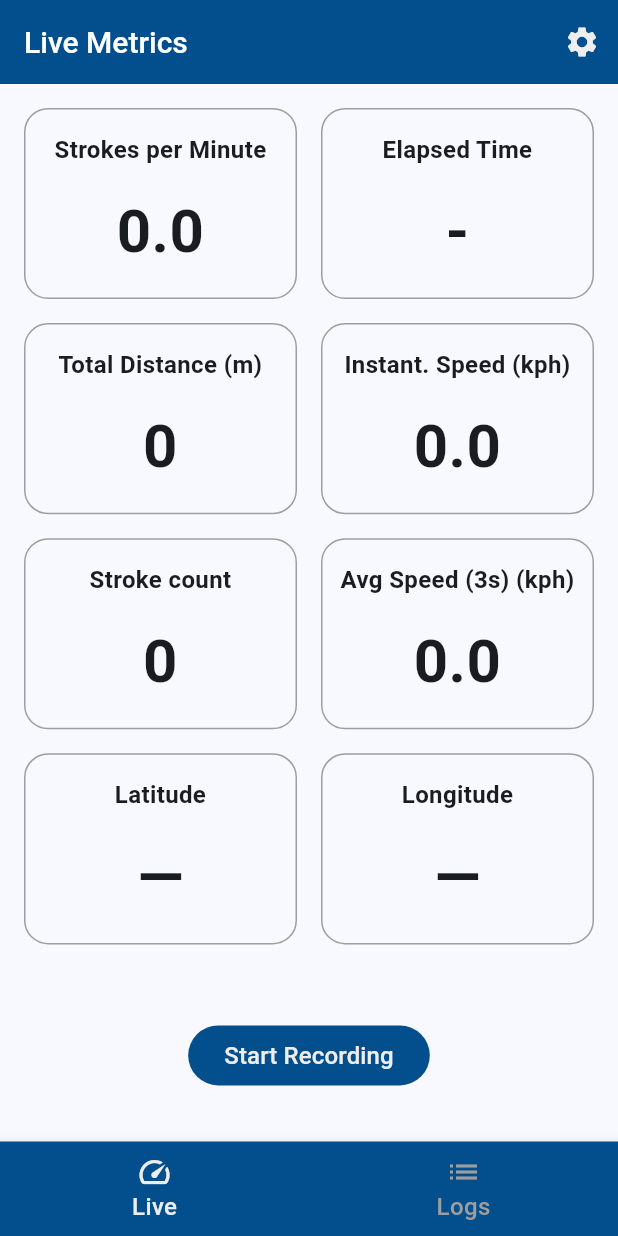
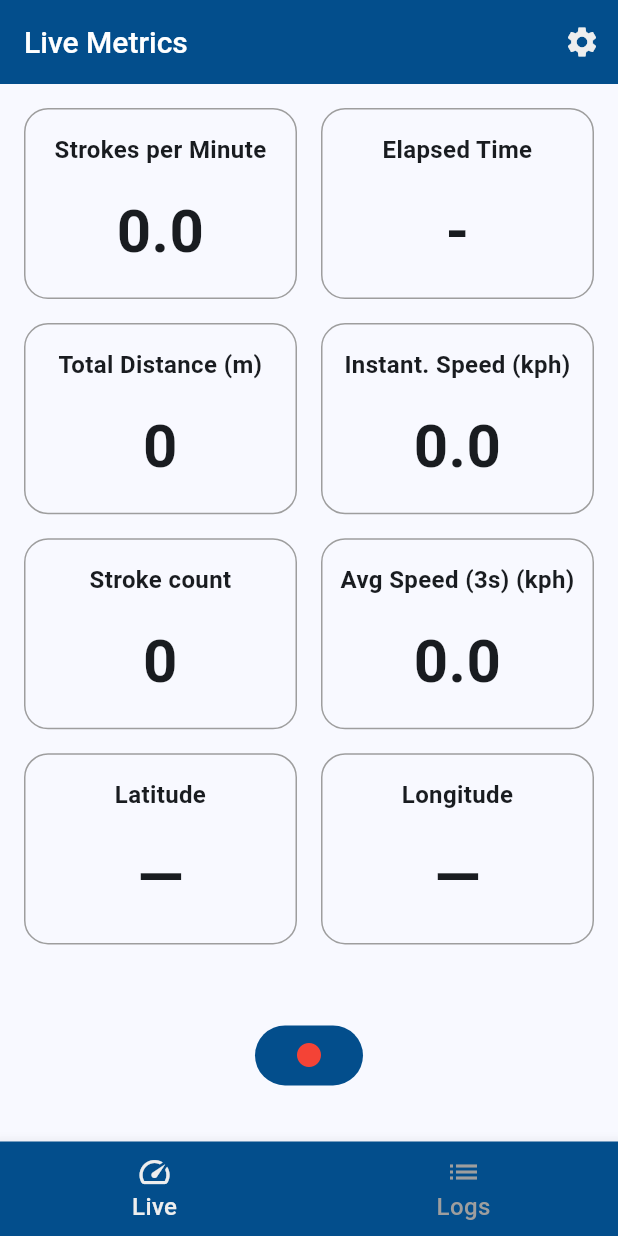
Before and after one commit to AMWen/pandaboat, a Flutter app: the screen it shows after launch, on a phone screen of 412 x 824 dp. Run offline on Flutter 3.47's test engine with Material 3 defaults, Android fonts, the phone set to English and light mode, and no system bars; our stand-ins replace csv, file_picker, flutter_map, geolocator, latlong2, rxdart and 3 more; missing offline and left inert: geolocator_android, geolocator_apple.

Commit message:
IgnorePointer and disable navigation during record

```diff
--- a/lib/main.dart
+++ b/lib/main.dart
@@ -55,8 +55,15 @@ class MainScreen extends StatefulWidget {
 class _MainScreenState extends State<MainScreen> {
   int _currentIndex = 0;
   final _pageController = PageController();
+  bool _isRecording = false;
 
-  final _tabs = [LiveTab(), LogTab()];
+  late List<Widget> _tabs;
+
+  @override
+  void initState() {
+    super.initState();
+    _tabs = [LiveTab(onRecordingChanged: setRecording), LogTab()];
+  }
 
   void _onPageChanged(int index) {
     setState(() {
@@ -65,11 +72,19 @@ class _MainScreenState extends State<MainScreen> {
   }
 
   void _onItemTapped(int index) {
+    if (_isRecording) return; // Ignore taps during recording
+
     _pageController.animateToPage(
       index,
       duration: const Duration(milliseconds: 300),
       curve: Curves.easeInOut,
     );
+  }
+
+  void setRecording(bool recording) {
+    setState(() {
+      _isRecording = recording;
+    });
   }
 
   @override
@@ -84,11 +99,14 @@ class _MainScreenState extends State<MainScreen> {
       body: PageView(
         controller: _pageController,
         onPageChanged: _onPageChanged,
-        physics: const AlwaysScrollableScrollPhysics(),
+        physics:
+            _isRecording
+                ? const NeverScrollableScrollPhysics() // disable swipe during recording
+                : const AlwaysScrollableScrollPhysics(),
         children: _tabs,
       ),
       bottomNavigationBar: BottomNavigationBar(
-        selectedItemColor: secondaryColor, // Active icon and label color
+        selectedItemColor: secondaryColor,
         unselectedItemColor: dullColor,
         selectedLabelStyle: TextStyles.labelText,
         unselectedLabelStyle: TextStyles.labelText,
--- a/lib/tabs/live_tab.dart
+++ b/lib/tabs/live_tab.dart
@@ -13,7 +13,9 @@ import '../data/services/location_logger.dart';
 import '../utils/time_format.dart';
 
 class LiveTab extends StatefulWidget {
-  const LiveTab({super.key});
+  final ValueChanged<bool> onRecordingChanged;
+
+  const LiveTab({super.key, required this.onRecordingChanged});
 
   @override
   LiveTabState createState() => LiveTabState();
@@ -332,6 +334,7 @@ class LiveTabState extends State<LiveTab> with AutomaticKeepAliveClientMixin {
     setState(() {
       isRecording = !isRecording;
     });
+    widget.onRecordingChanged(isRecording);
 
     if (isRecording) {
       completeAccelBuffer = [];
@@ -442,10 +445,13 @@ class LiveTabState extends State<LiveTab> with AutomaticKeepAliveClientMixin {
       appBar: AppBar(
         title: const Text("Live Metrics"),
         actions: [
-          IconButton(
-            icon: const Icon(Icons.settings),
-            onPressed: showSettingsDialog,
-            tooltip: 'Settings',
+          IgnorePointer(
+            ignoring: isRecording, // disables interaction during recording
+            child: IconButton(
+              icon: const Icon(Icons.settings),
+              onPressed: showSettingsDialog,
+              tooltip: 'Settings',
+            ),
           ),
         ],
       ),
@@ -468,9 +474,10 @@ class LiveTabState extends State<LiveTab> with AutomaticKeepAliveClientMixin {
               style: FilledButton.styleFrom(
                 backgroundColor: isRecording ? Colors.red : primaryColor,
               ),
-              child: Text(
-                isRecording ? 'Stop Recording' : 'Start Recording',
-                style: TextStyles.buttonText,
+              child: Icon(
+                isRecording ? Icons.stop : Icons.fiber_manual_record,
+                color: isRecording ? Theme.of(context).colorScheme.surface : Colors.red,
+                size: isRecording ? 32 : 24
               ),
             ),
             const SizedBox(height: 16),
```
